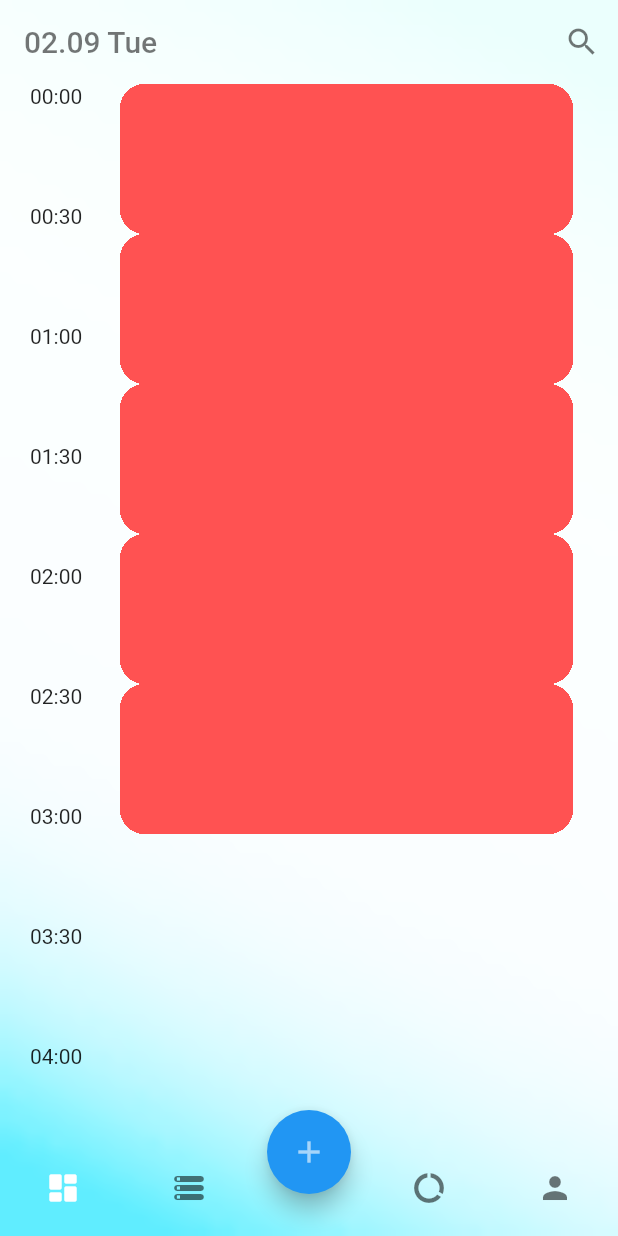
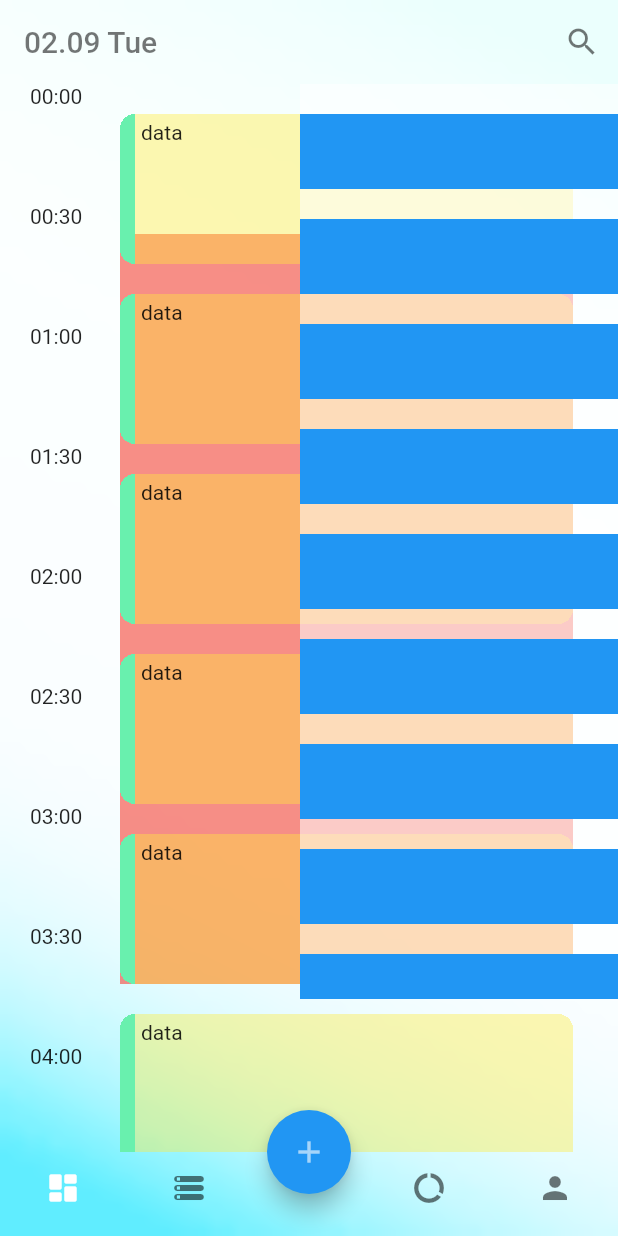
Before and after one commit to Kogler7/Planplus, a Flutter app: the screen it shows after launch, on a phone screen of 412 x 824 dp. Run offline on Flutter 3.47's test engine with Material 2 defaults, Android fonts, the phone set to English and light mode, and no system bars; our stand-ins replace fluro, flutter_screenutil, fluttertoast; missing offline and left inert: flutter_custom_calendar; statements that could not run were skipped.

Commit message:
snapshot 21s05b (0.1.0 beta 1 UI开发)
添加新UI元素，均尚未成型。

```diff
--- a/lib/main.dart
+++ b/lib/main.dart
@@ -1,5 +1,5 @@
 /// Copyright 2021 The Planplus Authors. All rights reserved.
-/// Snapshot 21s05a belongs to Version 0.1.0 beta 1.
+/// Snapshot 21s05b belongs to Version 0.1.0 beta 1.
 import 'package:flutter/material.dart';
 import 'package:flutter_planplus/global.dart';
 import 'package:flutter_screenutil/flutter_screenutil.dart';
--- a/lib/page/tabs/judge_page.dart
+++ b/lib/page/tabs/judge_page.dart
@@ -15,10 +15,12 @@ class _JudgePageState extends State<JudgePage> {
   @override
   Widget build(BuildContext context) {
     return ListView.builder(
-      itemCount: 0,
+      physics: BouncingScrollPhysics(),
+      itemCount: 4,
       itemBuilder: (ctx, index) {
-        return GlassicContainer(
-          padding: EdgeInsets.only(top: 100),
+        return Padding(
+          padding: EdgeInsets.only(top: 30),
+          child: GlassicContainer(
             width: 200,
             height: 200,
             borderRadius: 15,
@@ -26,6 +28,7 @@ class _JudgePageState extends State<JudgePage> {
             border: 5,
             blur: 3,
             borderGradient: LinearGradient(colors: [Colors.black54, Colors.white54]),
+          ),
         );
       },
     );
--- a/lib/page/tabs/tracks/track_view.dart
+++ b/lib/page/tabs/tracks/track_view.dart
@@ -29,6 +29,7 @@ class _TrackViewState extends State<TrackView> {
   final _scrollStream = StreamController.broadcast(); //滑动通知
 
   double _quarterHeight;
+  double _totalHeight;
   int _scaleFactor = 4;
   var _frameSize = Size(360, 610);
 
@@ -47,11 +48,13 @@ class _TrackViewState extends State<TrackView> {
   void animateTo(double offset, Function() then) {
     _scrollController
         .animateTo(
-          offset,
-          duration: Duration(milliseconds: 700),
-          curve: Curves.decelerate,
-        )
-        .then((value) => then);
+      offset,
+      duration: Duration(milliseconds: 700),
+      curve: Curves.decelerate,
+    )
+        .then((value) {
+      then();
+    });
   }
 
   @override
@@ -72,6 +75,7 @@ class _TrackViewState extends State<TrackView> {
       double ratio = (scale - 6) / 5 + 1;
       _quarterHeight *= ratio;
     }
+    _totalHeight = _quarterHeight * 96;
     if (!init) setState(() {});
   }
 
@@ -95,12 +99,27 @@ class _TrackViewState extends State<TrackView> {
             quarterHeight: _quarterHeight,
             interval: IntervalList[_scaleFactor],
           ),
-          onNotification: (note) {
+          onNotification: (ScrollRequest note) {
             animateTo(note.target, note.onFinished);
             return false; //阻止继续向上冒泡
           },
         ),
-        ExecutionTrack(),
+        Positioned(
+          child: ExecutionTrack(
+            scrollStream: _scrollStream,
+            frameSzie: _frameSize,
+          ),
+          left: 200,
+        ),
+        ListView(
+          physics: BouncingScrollPhysics(),
+          children: [
+            SizedBox(
+              height: _totalHeight,
+            )
+          ],
+          controller: _scrollController,
+        )
       ],
     );
   }
--- a/lib/widgets/tiles/task_tile.dart
+++ b/lib/widgets/tiles/task_tile.dart
@@ -16,8 +16,29 @@ class _TaskTileState extends State<TaskTile> {
       width: _width,
       child: ClipRRect(
         clipBehavior: Clip.hardEdge,
-        borderRadius: BorderRadius.circular(16),
-        child: Container(color: Colors.redAccent,),
+        borderRadius: BorderRadius.circular(10),
+        child: Row(
+          children: [
+            Container(
+              width: 10,
+              color: Colors.greenAccent,
+            ),
+            Expanded(
+              child: Container(
+                color: Colors.yellow.withOpacity(0.4),
+                child: Padding(
+                  padding: EdgeInsets.all(4),
+                  child: Column(
+                    crossAxisAlignment: CrossAxisAlignment.start,
+                    children: [
+                      Text('data'),
+                    ],
+                  ),
+                ),
+              ),
+            )
+          ],
+        ),
       ),
     );
   }
--- a/lib/widgets/track/execution_track.dart
+++ b/lib/widgets/track/execution_track.dart
@@ -1,15 +1,43 @@
 import 'package:flutter/material.dart';
+import 'dart:async';
 
 class ExecutionTrack extends StatefulWidget {
-  ExecutionTrack({Key key}) : super(key: key);
+  ExecutionTrack({Key key, this.frameSzie,this.scrollStream}) : super(key: key);
+  final Size frameSzie;
+  final StreamController scrollStream;
 
   @override
   _ExecutionTrackState createState() => _ExecutionTrackState();
 }
 
 class _ExecutionTrackState extends State<ExecutionTrack> {
+  final _scrollController= ScrollController();
+  void initState() {
+    super.initState();
+    widget.scrollStream.stream.listen((offset) {
+      _scrollController.jumpTo(offset);
+    });
+  }
   @override
   Widget build(BuildContext context) {
-    return Container();
+    return Container(
+      color: Colors.white54,
+      width: widget.frameSzie.width,
+      height: widget.frameSzie.height,
+      child: ListView.builder(
+        controller: _scrollController,
+        itemCount: 30,
+        itemBuilder: (ctx, index) {
+          return Padding(
+            padding: EdgeInsets.only(top: 20),
+            child: Container(
+              width: 100,
+              height: 50,
+              color: Colors.blue,
+            ),
+          );
+        },
+      ),
+    );
   }
 }
--- a/lib/widgets/track/plan_track.dart
+++ b/lib/widgets/track/plan_track.dart
@@ -23,22 +23,43 @@ class PlanedTaskTrack extends StatefulWidget {
 class _PlanedTaskTrackState extends State<PlanedTaskTrack> {
   final _scrollController = ScrollController();
 
+  void initState() {
+    super.initState();
+    widget.scrollStream.stream.listen((offset) {
+      _scrollController.jumpTo(offset);
+    });
+  }
+
+  @override
+  void dispose() {
+    _scrollController.dispose();
+    super.dispose();
+  }
+
   Widget abstractTaskTrackBuilder() {
-    return Stack();
+    return Stack(
+      children: [
+        Positioned(
+          top: 100,
+          left: 0,
+          right: 0,
+          child: Container(
+            height: 500,
+            color: Colors.red.withOpacity(0.6),
+          ),
+        ),
+      ],
+    );
   }
 
   Widget taskLayoutTrackBuilder() {
     return ListView.builder(
-      //controller: widget.scrollController,
-      itemCount: 5,
-      itemBuilder: (ctx, index) => TaskTile(),
-    );
-  }
-
-  Widget triggersTrackBuilder() {
-    return ListView.builder(
-      itemCount: 0,
-      itemBuilder: (ctx, index) => Container(),
+      controller: _scrollController,
+      itemCount: 35,
+      itemBuilder: (ctx, index) => Padding(
+        padding: EdgeInsets.only(top: 20),
+        child: TaskTile(),
+      ),
     );
   }
 
@@ -49,7 +70,6 @@ class _PlanedTaskTrackState extends State<PlanedTaskTrack> {
       children: [
         abstractTaskTrackBuilder(),
         taskLayoutTrackBuilder(),
-        triggersTrackBuilder(),
       ],
     );
   }
--- a/lib/widgets/track/time_ruler.dart
+++ b/lib/widgets/track/time_ruler.dart
@@ -112,10 +112,15 @@ class _TimeRulerState extends State<TimeRuler> {
 
   void viewCentralize() {
     _isOnBack = true;
-    ScrollRequest(target: getCentralizedOffset(), onFinished: () => _isOnBack = false).dispatch(context);
-    _showVicePointerController.sink.add(false);
-    _isViceVisible = false;
-    }
+    ScrollRequest(
+      target: getCentralizedOffset(),
+      onFinished: () {
+        _isOnBack = false;
+        _showVicePointerController.sink.add(false);
+        _isViceVisible = false;
+      },
+    ).dispatch(context);
+  }
 
   @override
   Widget build(BuildContext context) {
```
Also changed, not shown: 1 other file. Lines whose indentation alone changed are shown as unchanged.
